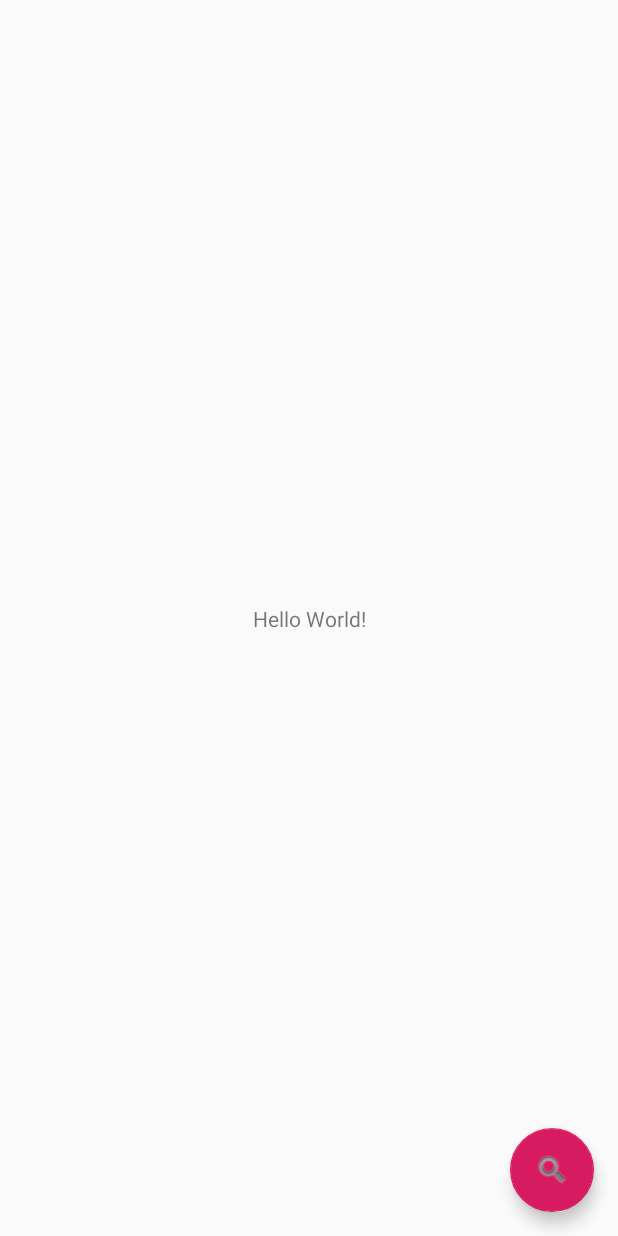
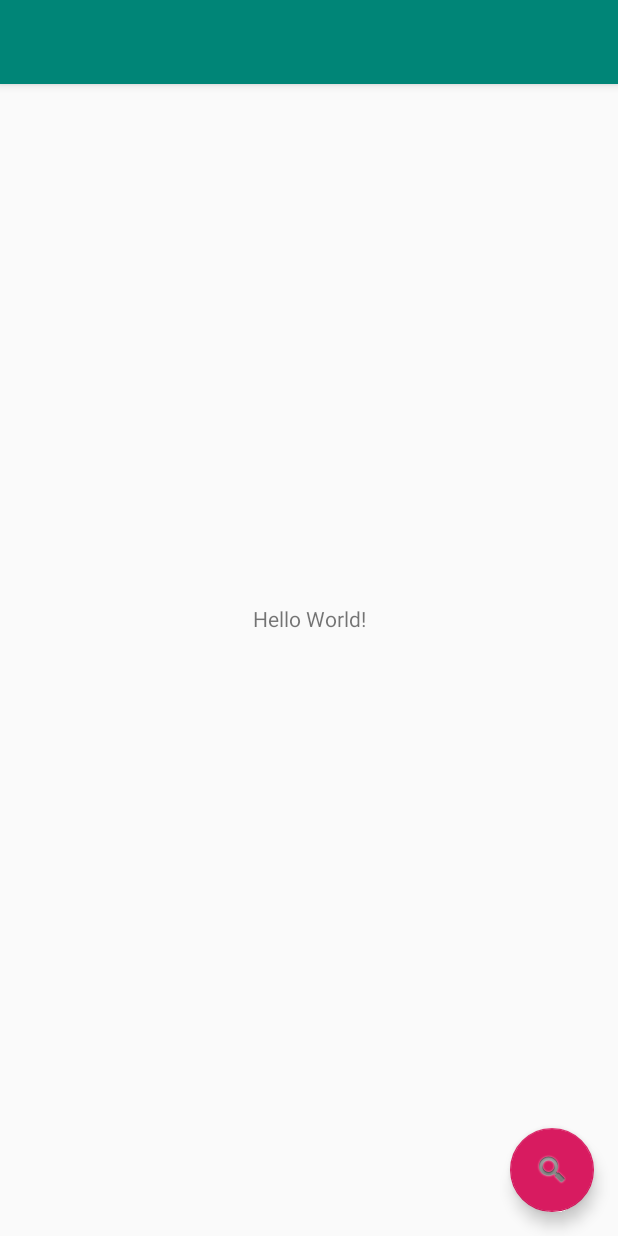
Before and after one commit to miki31/Cocktail, an Android app: the screen it shows after launch (MainActivity), on a phone screen of 412 x 824 dp. Run offline under Robolectric (Android 15) with nearby library versions, the phone set to English and light mode, and no system bars.

Commit message:
menu panel

```diff
--- a/app/build.gradle
+++ b/app/build.gradle
@@ -24,6 +24,7 @@ android {
 
 dependencies {
     implementation fileTree(dir: 'libs', include: ['*.jar'])
+    implementation 'com.android.support:appcompat-v7:28.0.0'
     implementation 'androidx.appcompat:appcompat:1.1.0'
     implementation 'androidx.constraintlayout:constraintlayout:1.1.3'
     implementation 'com.squareup.retrofit2:retrofit:2.4.0'
--- a/app/src/main/res/layout/activity_main.xml
+++ b/app/src/main/res/layout/activity_main.xml
@@ -12,12 +12,13 @@
         android:layout_height="wrap_content"
         android:theme="@style/AppTheme.AppBarOverlay">
 
-<!--        <androidx.appcompat.widget.Toolbar-->
-<!--            android:id="@+id/toolbar"-->
-<!--            android:layout_width="match_parent"-->
-<!--            android:layout_height="?attr/actionBarSize"-->
-<!--            android:background="?attr/colorPrimary"-->
-<!--            app:popupTheme="@style/AppTheme.PopupOverlay" />-->
+        <androidx.appcompat.widget.Toolbar
+            android:id="@+id/toolbar"
+            app:menu="@menu/main_menu"
+            android:layout_width="match_parent"
+            android:layout_height="?attr/actionBarSize"
+            android:background="?attr/colorPrimary"
+            app:popupTheme="@style/AppTheme.PopupOverlay" />
 
     </com.google.android.material.appbar.AppBarLayout>
 
--- a/app/src/main/res/values/strings.xml
+++ b/app/src/main/res/values/strings.xml
@@ -1,3 +1,5 @@
 <resources>
     <string name="app_name">Cocktail</string>
+
+    <string name="search_title">Search</string>
 </resources>
```
Also changed, not shown: app/src/main/java/com/devlight/test/cocktail/MainActivity.java (+25 -0 lines).
